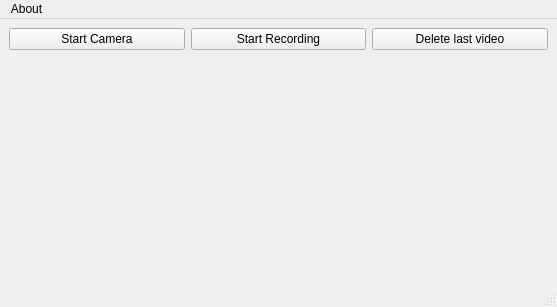
Above: mainUI.ui from bihut/CaletaSoftware before the change. Below: the same form after it.
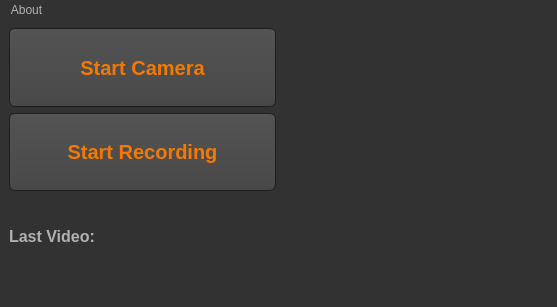
That is the form after the change. Icons and pictures are not drawn.

```diff
--- a/mainUI.ui
+++ b/mainUI.ui
@@ -13,42 +13,627 @@
   <property name="windowTitle">
    <string>MainWindow</string>
   </property>
+  <property name="styleSheet">
+   <string notr="true">QToolTip
+{
+     border: 1px solid black;
+     background-color: #ffa02f;
+     padding: 1px;
+     border-radius: 3px;
+     opacity: 100;
+}
+
+QWidget
+{
+    color: #b1b1b1;
+    background-color: #323232;
+}
+
+QTreeView, QListView
+{
+    background-color: silver;
+    margin-left: 5px;
+}
+
+QWidget:item:hover
+{
+    background-color: QLinearGradient( x1: 0, y1: 0, x2: 0, y2: 1, stop: 0 #ffa02f, stop: 1 #ca0619);
+    color: #000000;
+}
+
+QWidget:item:selected
+{
+    background-color: QLinearGradient( x1: 0, y1: 0, x2: 0, y2: 1, stop: 0 #ffa02f, stop: 1 #d7801a);
+}
+
+QMenuBar::item
+{
+    background: transparent;
+}
+
+QMenuBar::item:selected
+{
+    background: transparent;
+    border: 1px solid #ffaa00;
+}
+
+QMenuBar::item:pressed
+{
+    background: #444;
+    border: 1px solid #000;
+    background-color: QLinearGradient(
+        x1:0, y1:0,
+        x2:0, y2:1,
+        stop:1 #212121,
+        stop:0.4 #343434/*,
+        stop:0.2 #343434,
+        stop:0.1 #ffaa00*/
+    );
+    margin-bottom:-1px;
+    padding-bottom:1px;
+}
+
+QMenu
+{
+    border: 1px solid #000;
+}
+
+QMenu::item
+{
+    padding: 2px 20px 2px 20px;
+}
+
+QMenu::item:selected
+{
+    color: #000000;
+}
+
+QWidget:disabled
+{
+    color: #808080;
+    background-color: #323232;
+}
+
+QAbstractItemView
+{
+    background-color: QLinearGradient( x1: 0, y1: 0, x2: 0, y2: 1, stop: 0 #4d4d4d, stop: 0.1 #646464, stop: 1 #5d5d5d);
+}
+
+QWidget:focus
+{
+    /*border: 1px solid darkgray;*/
+}
+
+QLineEdit
+{
+    background-color: QLinearGradient( x1: 0, y1: 0, x2: 0, y2: 1, stop: 0 #4d4d4d, stop: 0 #646464, stop: 1 #5d5d5d);
+    padding: 1px;
+    border-style: solid;
+    border: 1px solid #1e1e1e;
+    border-radius: 5;
+}
+
+QPushButton
+{
+    color: #b1b1b1;
+    background-color: QLinearGradient( x1: 0, y1: 0, x2: 0, y2: 1, stop: 0 #565656, stop: 0.1 #525252, stop: 0.5 #4e4e4e, stop: 0.9 #4a4a4a, stop: 1 #464646);
+    border-width: 1px;
+    border-color: #1e1e1e;
+    border-style: solid;
+    border-radius: 6;
+    padding: 3px;
+    font-size: 12px;
+    padding-left: 5px;
+    padding-right: 5px;
+    min-width: 40px;
+}
+
+QPushButton:pressed
+{
+    background-color: QLinearGradient( x1: 0, y1: 0, x2: 0, y2: 1, stop: 0 #2d2d2d, stop: 0.1 #2b2b2b, stop: 0.5 #292929, stop: 0.9 #282828, stop: 1 #252525);
+}
+
+QComboBox
+{
+    selection-background-color: #ffaa00;
+    background-color: QLinearGradient( x1: 0, y1: 0, x2: 0, y2: 1, stop: 0 #565656, stop: 0.1 #525252, stop: 0.5 #4e4e4e, stop: 0.9 #4a4a4a, stop: 1 #464646);
+    border-style: solid;
+    border: 1px solid #1e1e1e;
+    border-radius: 5;
+}
+
+QComboBox:hover,QPushButton:hover
+{
+    border: 2px solid QLinearGradient( x1: 0, y1: 0, x2: 0, y2: 1, stop: 0 #ffa02f, stop: 1 #d7801a);
+}
+
+
+QComboBox:on
+{
+    padding-top: 3px;
+    padding-left: 4px;
+    background-color: QLinearGradient( x1: 0, y1: 0, x2: 0, y2: 1, stop: 0 #2d2d2d, stop: 0.1 #2b2b2b, stop: 0.5 #292929, stop: 0.9 #282828, stop: 1 #252525);
+    selection-background-color: #ffaa00;
+}
+
+QComboBox QAbstractItemView
+{
+    border: 2px solid darkgray;
+    selection-background-color: QLinearGradient( x1: 0, y1: 0, x2: 0, y2: 1, stop: 0 #ffa02f, stop: 1 #d7801a);
+}
+
+QComboBox::drop-down
+{
+     subcontrol-origin: padding;
+     subcontrol-position: top right;
+     width: 15px;
+
+     border-left-width: 0px;
+     border-left-color: darkgray;
+     border-left-style: solid; /* just a single line */
+     border-top-right-radius: 3px; /* same radius as the QComboBox */
+     border-bottom-right-radius: 3px;
+ }
+
+QComboBox::down-arrow
+{
+     image: url(:/dark_orange/img/down_arrow.png);
+}
+
+QGroupBox
+{
+    border: 1px solid darkgray;
+    margin-top: 10px;
+}
+
+QGroupBox:focus
+{
+    border: 1px solid darkgray;
+}
+
+QTextEdit:focus
+{
+    border: 1px solid darkgray;
+}
+
+QScrollBar:horizontal {
+     border: 1px solid #222222;
+     background: QLinearGradient( x1: 0, y1: 0, x2: 0, y2: 1, stop: 0.0 #121212, stop: 0.2 #282828, stop: 1 #484848);
+     height: 7px;
+     margin: 0px 16px 0 16px;
+}
+
+QScrollBar::handle:horizontal
+{
+      background: QLinearGradient( x1: 0, y1: 0, x2: 1, y2: 0, stop: 0 #ffa02f, stop: 0.5 #d7801a, stop: 1 #ffa02f);
+      min-height: 20px;
+      border-radius: 2px;
+}
+
+QScrollBar::add-line:horizontal {
+      border: 1px solid #1b1b19;
+      border-radius: 2px;
+      background: QLinearGradient( x1: 0, y1: 0, x2: 1, y2: 0, stop: 0 #ffa02f, stop: 1 #d7801a);
+      width: 14px;
+      subcontrol-position: right;
+      subcontrol-origin: margin;
+}
+
+QScrollBar::sub-line:horizontal {
+      border: 1px solid #1b1b19;
+      border-radius: 2px;
+      background: QLinearGradient( x1: 0, y1: 0, x2: 1, y2: 0, stop: 0 #ffa02f, stop: 1 #d7801a);
+      width: 14px;
+     subcontrol-position: left;
+     subcontrol-origin: margin;
+}
+
+QScrollBar::right-arrow:horizontal, QScrollBar::left-arrow:horizontal
+{
+      border: 1px solid black;
+      width: 1px;
+      height: 1px;
+      background: white;
+}
+
+QScrollBar::add-page:horizontal, QScrollBar::sub-page:horizontal
+{
+      background: none;
+}
+
+QScrollBar:vertical
+{
+      background: QLinearGradient( x1: 0, y1: 0, x2: 1, y2: 0, stop: 0.0 #121212, stop: 0.2 #282828, stop: 1 #484848);
+      width: 7px;
+      margin: 16px 0 16px 0;
+      border: 1px solid #222222;
+}
+
+QScrollBar::handle:vertical
+{
+      background: QLinearGradient( x1: 0, y1: 0, x2: 0, y2: 1, stop: 0 #ffa02f, stop: 0.5 #d7801a, stop: 1 #ffa02f);
+      min-height: 20px;
+      border-radius: 2px;
+}
+
+QScrollBar::add-line:vertical
+{
+      border: 1px solid #1b1b19;
+      border-radius: 2px;
+      background: QLinearGradient( x1: 0, y1: 0, x2: 0, y2: 1, stop: 0 #ffa02f, stop: 1 #d7801a);
+      height: 14px;
+      subcontrol-position: bottom;
+      subcontrol-origin: margin;
+}
+
+QScrollBar::sub-line:vertical
+{
+      border: 1px solid #1b1b19;
+      border-radius: 2px;
+      background: QLinearGradient( x1: 0, y1: 0, x2: 0, y2: 1, stop: 0 #d7801a, stop: 1 #ffa02f);
+      height: 14px;
+      subcontrol-position: top;
+      subcontrol-origin: margin;
+}
+
+QScrollBar::up-arrow:vertical, QScrollBar::down-arrow:vertical
+{
+      border: 1px solid black;
+      width: 1px;
+      height: 1px;
+      background: white;
+}
+
+
+QScrollBar::add-page:vertical, QScrollBar::sub-page:vertical
+{
+      background: none;
+}
+
+QTextEdit
+{
+    background-color: #242424;
+}
+
+QPlainTextEdit
+{
+    background-color: #242424;
+}
+
+QHeaderView::section
+{
+    background-color: QLinearGradient(x1:0, y1:0, x2:0, y2:1, stop:0 #616161, stop: 0.5 #505050, stop: 0.6 #434343, stop:1 #656565);
+    color: white;
+    padding-left: 4px;
+    border: 1px solid #6c6c6c;
+}
+
+QCheckBox:disabled
+{
+color: #414141;
+}
+
+QDockWidget::title
+{
+    text-align: center;
+    spacing: 3px; /* spacing between items in the tool bar */
+    background-color: QLinearGradient(x1:0, y1:0, x2:0, y2:1, stop:0 #323232, stop: 0.5 #242424, stop:1 #323232);
+}
+
+QDockWidget::close-button, QDockWidget::float-button
+{
+    text-align: center;
+    spacing: 1px; /* spacing between items in the tool bar */
+    background-color: QLinearGradient(x1:0, y1:0, x2:0, y2:1, stop:0 #323232, stop: 0.5 #242424, stop:1 #323232);
+}
+
+QDockWidget::close-button:hover, QDockWidget::float-button:hover
+{
+    background: #242424;
+}
+
+QDockWidget::close-button:pressed, QDockWidget::float-button:pressed
+{
+    padding: 1px -1px -1px 1px;
+}
+
+QMainWindow::separator
+{
+    background-color: QLinearGradient(x1:0, y1:0, x2:0, y2:1, stop:0 #161616, stop: 0.5 #151515, stop: 0.6 #212121, stop:1 #343434);
+    color: white;
+    padding-left: 4px;
+    border: 1px solid #4c4c4c;
+    spacing: 3px; /* spacing between items in the tool bar */
+}
+
+QMainWindow::separator:hover
+{
+
+    background-color: QLinearGradient(x1:0, y1:0, x2:0, y2:1, stop:0 #d7801a, stop:0.5 #b56c17 stop:1 #ffa02f);
+    color: white;
+    padding-left: 4px;
+    border: 1px solid #6c6c6c;
+    spacing: 3px; /* spacing between items in the tool bar */
+}
+
+QToolBar::handle
+{
+     spacing: 3px; /* spacing between items in the tool bar */
+     background: url(:/dark_orange/img/handle.png);
+}
+
+QMenu::separator
+{
+    height: 2px;
+    background-color: QLinearGradient(x1:0, y1:0, x2:0, y2:1, stop:0 #161616, stop: 0.5 #151515, stop: 0.6 #212121, stop:1 #343434);
+    color: white;
+    padding-left: 4px;
+    margin-left: 10px;
+    margin-right: 5px;
+}
+
+QProgressBar
+{
+    border: 2px solid grey;
+    border-radius: 5px;
+    text-align: center;
+}
+
+QProgressBar::chunk
+{
+    background-color: #d7801a;
+    width: 2.15px;
+    margin: 0.5px;
+}
+
+QTabBar::tab {
+    color: #b1b1b1;
+    border: 1px solid #444;
+    border-bottom-style: none;
+    background-color: #323232;
+    padding-left: 10px;
+    padding-right: 10px;
+    padding-top: 3px;
+    padding-bottom: 2px;
+    margin-right: -1px;
+}
+
+QTabWidget::pane {
+    border: 1px solid #444;
+    top: 1px;
+}
+
+QTabBar::tab:last
+{
+    margin-right: 0; /* the last selected tab has nothing to overlap with on the right */
+    border-top-right-radius: 3px;
+}
+
+QTabBar::tab:first:!selected
+{
+ margin-left: 0px; /* the last selected tab has nothing to overlap with on the right */
+
+
+    border-top-left-radius: 3px;
+}
+
+QTabBar::tab:!selected
+{
+    color: #b1b1b1;
+    border-bottom-style: solid;
+    margin-top: 3px;
+    background-color: QLinearGradient(x1:0, y1:0, x2:0, y2:1, stop:1 #212121, stop:.4 #343434);
+}
+
+QTabBar::tab:selected
+{
+    border-top-left-radius: 3px;
+    border-top-right-radius: 3px;
+    margin-bottom: 0px;
+}
+
+QTabBar::tab:!selected:hover
+{
+    /*border-top: 2px solid #ffaa00;
+    padding-bottom: 3px;*/
+    border-top-left-radius: 3px;
+    border-top-right-radius: 3px;
+    background-color: QLinearGradient(x1:0, y1:0, x2:0, y2:1, stop:1 #212121, stop:0.4 #343434, stop:0.2 #343434, stop:0.1 #ffaa00);
+}
+
+QRadioButton::indicator:checked, QRadioButton::indicator:unchecked{
+    color: #b1b1b1;
+    background-color: #323232;
+    border: 1px solid #b1b1b1;
+    border-radius: 6px;
+}
+
+QRadioButton::indicator:checked
+{
+    background-color: qradialgradient(
+        cx: 0.5, cy: 0.5,
+        fx: 0.5, fy: 0.5,
+        radius: 1.0,
+        stop: 0.25 #ffaa00,
+        stop: 0.3 #323232
+    );
+}
+
+QCheckBox::indicator{
+    color: #b1b1b1;
+    background-color: #323232;
+    border: 1px solid #b1b1b1;
+    width: 9px;
+    height: 9px;
+}
+
+QRadioButton::indicator
+{
+    border-radius: 6px;
+}
+
+QRadioButton::indicator:hover, QCheckBox::indicator:hover
+{
+    border: 1px solid #ffaa00;
+}
+
+QCheckBox::indicator:checked
+{
+    image:url(:/dark_orange/img/checkbox.png);
+}
+
+QCheckBox::indicator:disabled, QRadioButton::indicator:disabled
+{
+    border: 1px solid #444;
+}
+
+
+QSlider::groove:horizontal {
+    border: 1px solid #3A3939;
+    height: 8px;
+    background: #201F1F;
+    margin: 2px 0;
+    border-radius: 2px;
+}
+
+QSlider::handle:horizontal {
+    background: QLinearGradient( x1: 0, y1: 0, x2: 0, y2: 1,
+      stop: 0.0 silver, stop: 0.2 #a8a8a8, stop: 1 #727272);
+    border: 1px solid #3A3939;
+    width: 14px;
+    height: 14px;
+    margin: -4px 0;
+    border-radius: 2px;
+}
+
+QSlider::groove:vertical {
+    border: 1px solid #3A3939;
+    width: 8px;
+    background: #201F1F;
+    margin: 0 0px;
+    border-radius: 2px;
+}
+
+QSlider::handle:vertical {
+    background: QLinearGradient( x1: 0, y1: 0, x2: 0, y2: 1, stop: 0.0 silver,
+      stop: 0.2 #a8a8a8, stop: 1 #727272);
+    border: 1px solid #3A3939;
+    width: 14px;
+    height: 14px;
+    margin: 0 -4px;
+    border-radius: 2px;
+}
+
+QAbstractSpinBox {
+    padding-top: 2px;
+    padding-bottom: 2px;
+    border: 1px solid darkgray;
+
+    border-radius: 2px;
+    min-width: 50px;
+}
+
+</string>
+  </property>
   <widget class="QWidget" name="centralwidget">
    <layout class="QGridLayout" name="gridLayout">
-    <item row="0" column="2">
-     <widget class="QPushButton" name="deleteLastVideo">
-      <property name="text">
-       <string>Delete last video</string>
-      </property>
-     </widget>
-    </item>
-    <item row="0" column="1">
-     <widget class="QPushButton" name="startRecording">
-      <property name="text">
-       <string>Start Recording</string>
-      </property>
-      <property name="checkable">
-       <bool>true</bool>
-      </property>
-     </widget>
-    </item>
     <item row="0" column="0">
      <widget class="QPushButton" name="enableCamera">
+      <property name="sizePolicy">
+       <sizepolicy hsizetype="Minimum" vsizetype="Ignored">
+        <horstretch>0</horstretch>
+        <verstretch>0</verstretch>
+       </sizepolicy>
+      </property>
+      <property name="font">
+       <font>
+        <pointsize>-1</pointsize>
+        <weight>75</weight>
+        <italic>false</italic>
+        <bold>true</bold>
+        <stylestrategy>PreferDefault</stylestrategy>
+        <kerning>true</kerning>
+       </font>
+      </property>
+      <property name="styleSheet">
+       <string notr="true">font-size:20px;
+color: rgb(245, 121, 0);</string>
+      </property>
       <property name="text">
        <string>Start Camera</string>
       </property>
+      <property name="icon">
+       <iconset theme="play"/>
+      </property>
+      <property name="iconSize">
+       <size>
+        <width>48</width>
+        <height>48</height>
+       </size>
+      </property>
       <property name="checkable">
        <bool>true</bool>
       </property>
      </widget>
     </item>
-    <item row="1" column="0" colspan="3">
+    <item row="1" column="0">
+     <widget class="QPushButton" name="startRecording">
+      <property name="sizePolicy">
+       <sizepolicy hsizetype="Minimum" vsizetype="Ignored">
+        <horstretch>0</horstretch>
+        <verstretch>0</verstretch>
+       </sizepolicy>
+      </property>
+      <property name="font">
+       <font>
+        <pointsize>-1</pointsize>
+        <weight>75</weight>
+        <bold>true</bold>
+       </font>
+      </property>
+      <property name="styleSheet">
+       <string notr="true">font-size:20px;
+color: rgb(245, 121, 0);</string>
+      </property>
+      <property name="text">
+       <string>Start Recording</string>
+      </property>
+      <property name="iconSize">
+       <size>
+        <width>48</width>
+        <height>48</height>
+       </size>
+      </property>
+      <property name="checkable">
+       <bool>true</bool>
+      </property>
+     </widget>
+    </item>
+    <item row="0" column="2" rowspan="3">
      <widget class="QLabel" name="videoContent">
       <property name="text">
        <string/>
       </property>
      </widget>
     </item>
+    <item row="2" column="0">
+     <widget class="QLabel" name="label_2">
+      <property name="font">
+       <font>
+        <pointsize>-1</pointsize>
+        <weight>75</weight>
+        <bold>true</bold>
+       </font>
+      </property>
+      <property name="styleSheet">
+       <string notr="true"> font-size:16px;
+</string>
+      </property>
+      <property name="text">
+       <string>Last Video:</string>
+      </property>
+     </widget>
+    </item>
    </layout>
   </widget>
   <widget class="QMenuBar" name="menubar">
```
